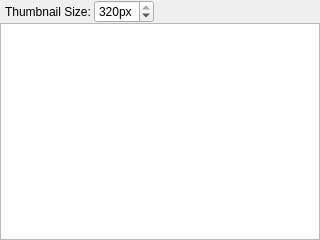
First picture: the form in imageviewer.ui, repository pjrinaldi/wombatforensics, before the edit.
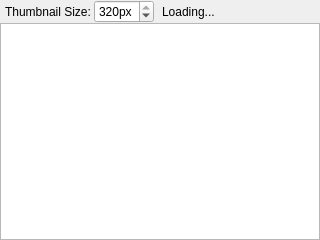
Second picture: the form after the edit.

Commit message: added loading... label ui features. need to implement handling for them for the three windows.

Patch:
```diff
--- a/imageviewer.ui
+++ b/imageviewer.ui
@@ -77,6 +77,29 @@
        <property name="orientation">
         <enum>Qt::Horizontal</enum>
        </property>
+       <property name="sizeType">
+        <enum>QSizePolicy::Preferred</enum>
+       </property>
+       <property name="sizeHint" stdset="0">
+        <size>
+         <width>5</width>
+         <height>20</height>
+        </size>
+       </property>
+      </spacer>
+     </item>
+     <item>
+      <widget class="QLabel" name="label_2">
+       <property name="text">
+        <string>Loading...</string>
+       </property>
+      </widget>
+     </item>
+     <item>
+      <spacer name="horizontalSpacer_2">
+       <property name="orientation">
+        <enum>Qt::Horizontal</enum>
+       </property>
        <property name="sizeHint" stdset="0">
         <size>
          <width>40</width>
```
The commit also changes 5 other files.
